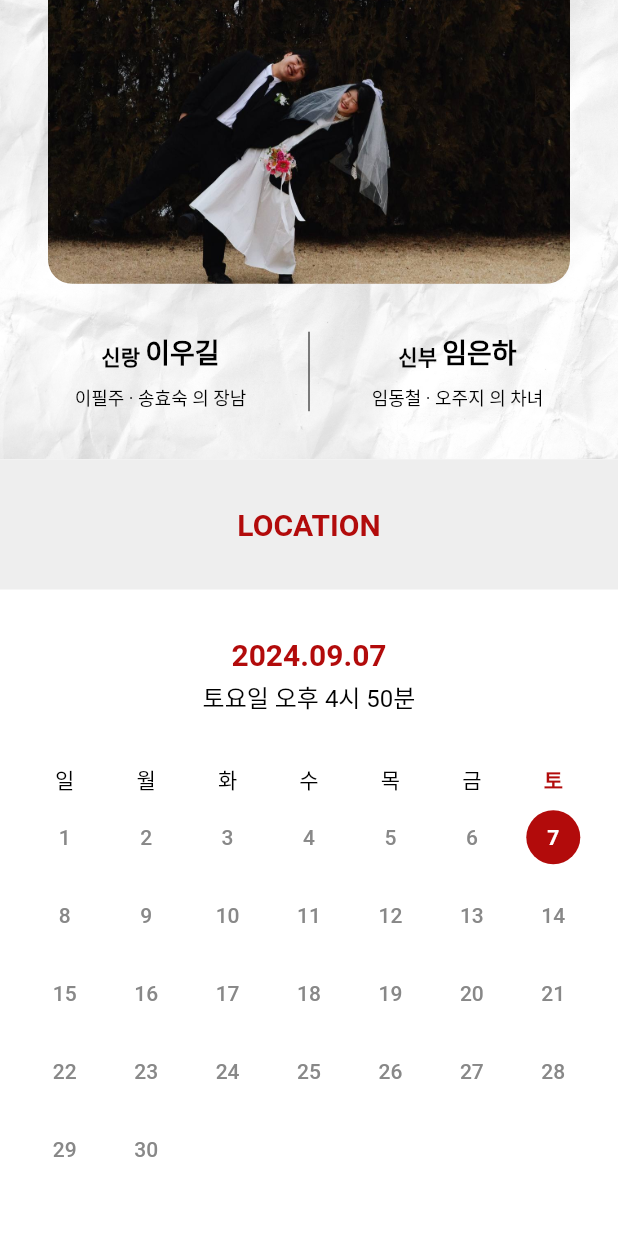
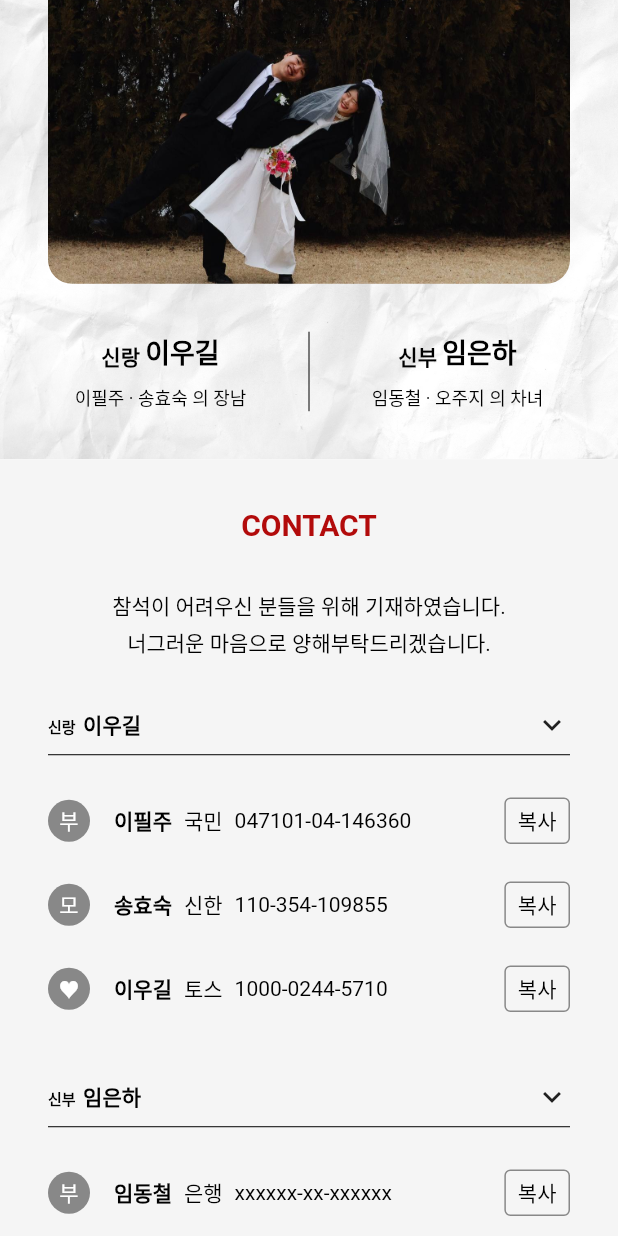
Before and after one commit to leewoooo/wedding, a Flutter app: the screen it shows after launch, scrolled down 1052 dp, on a phone screen of 412 x 824 dp. Run offline on Flutter 3.47's test engine with Material 3 defaults, Android fonts, the phone set to English and light mode, and no system bars; drawn by our look-alikes of table_calendar; our stand-ins replace auto_size_text; Roboto replaces fonts that are missing (NanumMyeongjo).

Commit message:
✨ Add: account widget

```diff
--- a/lib/components/commons/custom_table_calendar.dart
+++ b/lib/components/commons/custom_table_calendar.dart
@@ -117,10 +117,10 @@ class CustomTableCalendar extends StatelessWidget {
         ),
       ),
       outsideBuilder: (context, day, focusedDay) => Center(
-        child: defaultDayText(day, color: GREY_TEXT_COLOR),
+        child: defaultDayText(day, color: GREY_COLOR),
       ),
       disabledBuilder: (context, day, focusedDay) => Center(
-        child: defaultDayText(day, color: GREY_TEXT_COLOR),
+        child: defaultDayText(day, color: GREY_COLOR),
       ),
     );
   }
--- /dev/null
+++ b/lib/components/contact.dart
@@ -0,0 +1,218 @@
+import 'package:flutter/material.dart';
+import 'package:flutter/services.dart';
+import 'package:wedding/components/commons/gap.dart';
+import 'package:wedding/components/header_text.dart';
+import 'package:wedding/constants/color.dart';
+import 'package:wedding/models/account_tile_model.dart';
+
+class Contact extends StatelessWidget {
+  const Contact({super.key});
+
+  @override
+  Widget build(BuildContext context) {
+    return Container(
+      color: Colors.grey[100],
+      padding: const EdgeInsets.symmetric(
+        vertical: 32.0,
+        horizontal: 32.0,
+      ),
+      child: Column(
+        children: [
+          const HeaderText(
+            text: 'CONTACT',
+            color: PRIMARY_COLOR,
+          ),
+          Gap.h32,
+          const _UnderstandingText(),
+          Gap.h32,
+          _FamilyContact(
+            division: '신랑',
+            name: '이우길',
+            accountInfoList: groomFamilyInfo,
+          ),
+          Gap.h32,
+          _FamilyContact(
+            division: '신부',
+            name: '임은하',
+            accountInfoList: brideFamilyInfo,
+          )
+        ],
+      ),
+    );
+  }
+}
+
+class _UnderstandingText extends StatelessWidget {
+  const _UnderstandingText();
+
+  @override
+  Widget build(BuildContext context) {
+    const defaultTextStyle = TextStyle(
+      color: Colors.black,
+    );
+    return Column(
+      children: [
+        const Text(
+          '참석이 어려우신 분들을 위해 기재하였습니다.',
+          style: defaultTextStyle,
+        ),
+        Gap.h4,
+        const Text(
+          '너그러운 마음으로 양해부탁드리겠습니다.',
+          style: defaultTextStyle,
+        ),
+      ],
+    );
+  }
+}
+
+class _FamilyContact extends StatelessWidget {
+  final String division;
+  final String name;
+  final List<AccountTileModel> accountInfoList;
+
+  const _FamilyContact({
+    required this.division,
+    required this.name,
+    required this.accountInfoList,
+  });
+
+  @override
+  Widget build(BuildContext context) {
+    const defaultTextStyle = TextStyle(
+      color: Colors.black,
+    );
+
+    return Column(
+      crossAxisAlignment: CrossAxisAlignment.stretch,
+      children: [
+        Row(
+          mainAxisAlignment: MainAxisAlignment.spaceBetween,
+          children: [
+            RichText(
+              text: TextSpan(
+                text: '$division\t\t',
+                style: defaultTextStyle.copyWith(
+                  fontWeight: FontWeight.bold,
+                  fontSize: 10.0,
+                ),
+                children: [
+                  TextSpan(
+                    text: name,
+                    style: defaultTextStyle.copyWith(
+                      fontWeight: FontWeight.bold,
+                      fontSize: 14.0,
+                    ),
+                  ),
+                ],
+              ),
+            ),
+            const Icon(
+              Icons.keyboard_arrow_down_sharp,
+            ),
+          ],
+        ),
+        const Divider(
+          color: Colors.black,
+        ),
+        Gap.h8,
+        ...accountInfoList.map((it) => _AccountTile.fromModel(model: it)),
+      ],
+    );
+  }
+}
+
+class _AccountTile extends StatelessWidget {
+  final String relationship;
+  final String name;
+  final String bankName;
+  final String accountNumber;
+
+  const _AccountTile({
+    required this.relationship,
+    required this.name,
+    required this.bankName,
+    required this.accountNumber,
+  });
+
+  factory _AccountTile.fromModel({required AccountTileModel model}) {
+    return _AccountTile(
+      relationship: model.relationship,
+      name: model.name,
+      bankName: model.bankName,
+      accountNumber: model.accountNumber,
+    );
+  }
+
+  @override
+  Widget build(BuildContext context) {
+    final defaultTextStyle = TextStyle(
+      fontSize: MediaQuery.of(context).size.width > 350 ? 14.0 : 12.0,
+      color: Colors.black,
+    );
+
+    return ListTile(
+      contentPadding: EdgeInsets.zero,
+      minLeadingWidth: 0,
+      leading: CircleAvatar(
+        maxRadius: 14.0,
+        backgroundColor: GREY_COLOR,
+        foregroundColor: GREY_COLOR,
+        child: Text(
+          relationship,
+          style: defaultTextStyle.copyWith(
+            color: Colors.white,
+          ),
+        ),
+      ),
+      title: Row(
+        mainAxisAlignment: MainAxisAlignment.start,
+        children: [
+          Text(
+            name,
+            style: defaultTextStyle.copyWith(
+              fontWeight: FontWeight.bold,
+            ),
+          ),
+          Gap.w8,
+          Text(bankName, style: defaultTextStyle),
+          Gap.w8,
+          Text(
+            accountNumber,
+            style: defaultTextStyle,
+          ),
+        ],
+      ),
+      trailing: InkWell(
+        onTap: () async {
+          await Clipboard.setData(ClipboardData(text: accountNumber)).then((_) {
+            ScaffoldMessenger.of(context).showSnackBar(
+              const SnackBar(
+                showCloseIcon: true,
+                content: Text('계좌번호가 복사되었습니다.'),
+              ),
+            );
+          });
+        },
+        child: Container(
+          decoration: BoxDecoration(
+            borderRadius: BorderRadius.circular(4.0),
+            border: Border.all(
+              color: GREY_COLOR,
+            ),
+          ),
+          child: Padding(
+            padding: const EdgeInsets.symmetric(
+              horizontal: 8.0,
+              vertical: 4.0,
+            ),
+            child: Text(
+              '복사',
+              style: defaultTextStyle,
+            ),
+          ),
+        ),
+      ),
+    );
+  }
+}
--- a/lib/constants/color.dart
+++ b/lib/constants/color.dart
@@ -7,7 +7,7 @@ const SECONDARY_COLOR = Color(0xFFFFEAEB);
 const POINT_COLOR = Color(0xFF00C3C1);
 
 // TEXT
-const GREY_TEXT_COLOR = Color(0xFF888888);
+const GREY_COLOR = Color(0xFF888888);
 
 // INPUT
 const INPUT_FILL_COLOR = Color(0xFFF4F4F4);
--- a/lib/layouts/web_app_layout.dart
+++ b/lib/layouts/web_app_layout.dart
@@ -18,7 +18,7 @@ class WebAppLayout extends StatelessWidget {
             child: ConstrainedBox(
               constraints: BoxConstraints(
                 maxWidth: 430,
-                minWidth: 375,
+                minWidth: 344,
                 minHeight: MediaQuery.of(context).size.height,
               ),
               child: Scaffold(
--- a/lib/main.dart
+++ b/lib/main.dart
@@ -1,11 +1,11 @@
 import 'package:flutter/material.dart';
+import 'package:intl/date_symbol_data_local.dart';
 import 'package:wedding/components/calendar.dart';
 import 'package:wedding/components/commons/gap.dart';
+import 'package:wedding/components/contact.dart';
 import 'package:wedding/components/invitation.dart';
-import 'package:wedding/components/location.dart';
 import 'package:wedding/components/welcome.dart';
 import 'package:wedding/layouts/web_app_layout.dart';
-import 'package:intl/date_symbol_data_local.dart';
 
 void main() async {
   WidgetsFlutterBinding.ensureInitialized();
@@ -47,7 +47,7 @@ class Home extends StatelessWidget {
             const WelcomeWidget(),
             const _MainImage(),
             const Invitation(),
-            const Location(),
+            const Contact(),
             const Calendar(),
           ],
         ),
--- /dev/null
+++ b/lib/models/account_tile_model.dart
@@ -0,0 +1,53 @@
+class AccountTileModel {
+  final String relationship;
+  final String name;
+  final String bankName;
+  final String accountNumber;
+
+  AccountTileModel({
+    required this.relationship,
+    required this.name,
+    required this.bankName,
+    required this.accountNumber,
+  });
+}
+
+List<AccountTileModel> groomFamilyInfo = [
+  AccountTileModel(
+      relationship: '부',
+      name: '이필주',
+      bankName: '국민',
+      accountNumber: '047101-04-146360'),
+  AccountTileModel(
+    relationship: '모',
+    name: '송효숙',
+    bankName: '신한',
+    accountNumber: '110-354-109855',
+  ),
+  AccountTileModel(
+    relationship: '♥',
+    name: '이우길',
+    bankName: '토스',
+    accountNumber: '1000-0244-5710',
+  ),
+];
+
+List<AccountTileModel> brideFamilyInfo = [
+  AccountTileModel(
+      relationship: '부',
+      name: '임동철',
+      bankName: '은행',
+      accountNumber: 'xxxxxx-xx-xxxxxx'),
+  AccountTileModel(
+    relationship: '모',
+    name: '오주지',
+    bankName: '은행',
+    accountNumber: 'xxx-xxx-xxxxxx',
+  ),
+  AccountTileModel(
+    relationship: '♥',
+    name: '임은하',
+    bankName: '국민',
+    accountNumber: '457002-01-388327',
+  ),
+];
```
